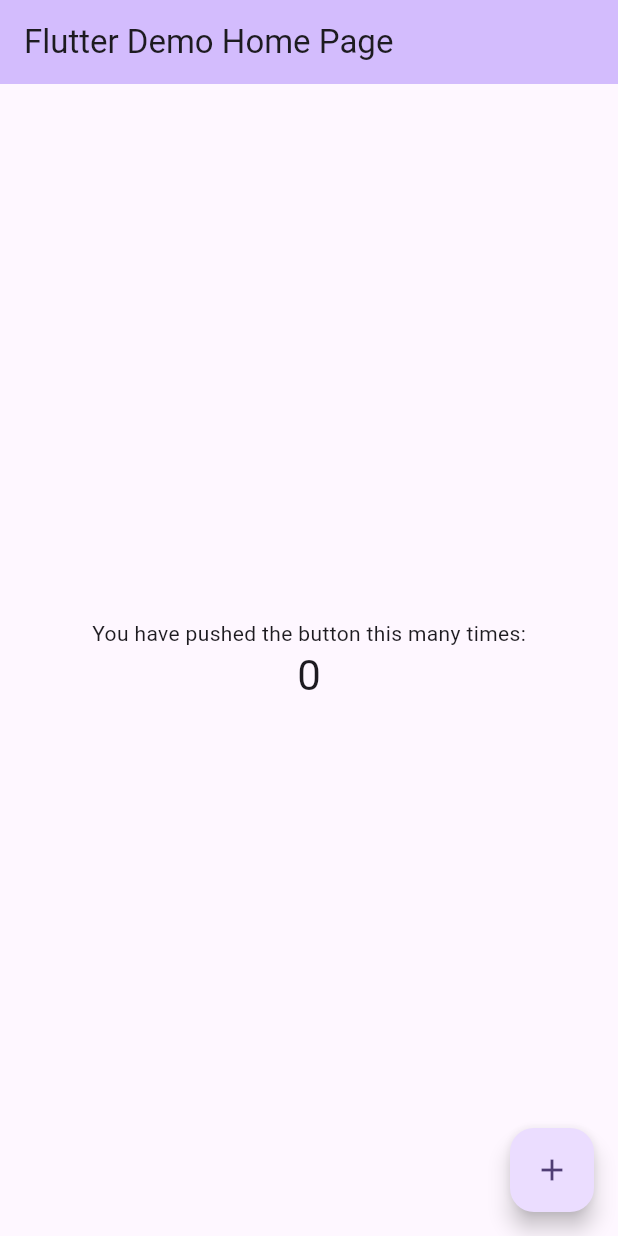
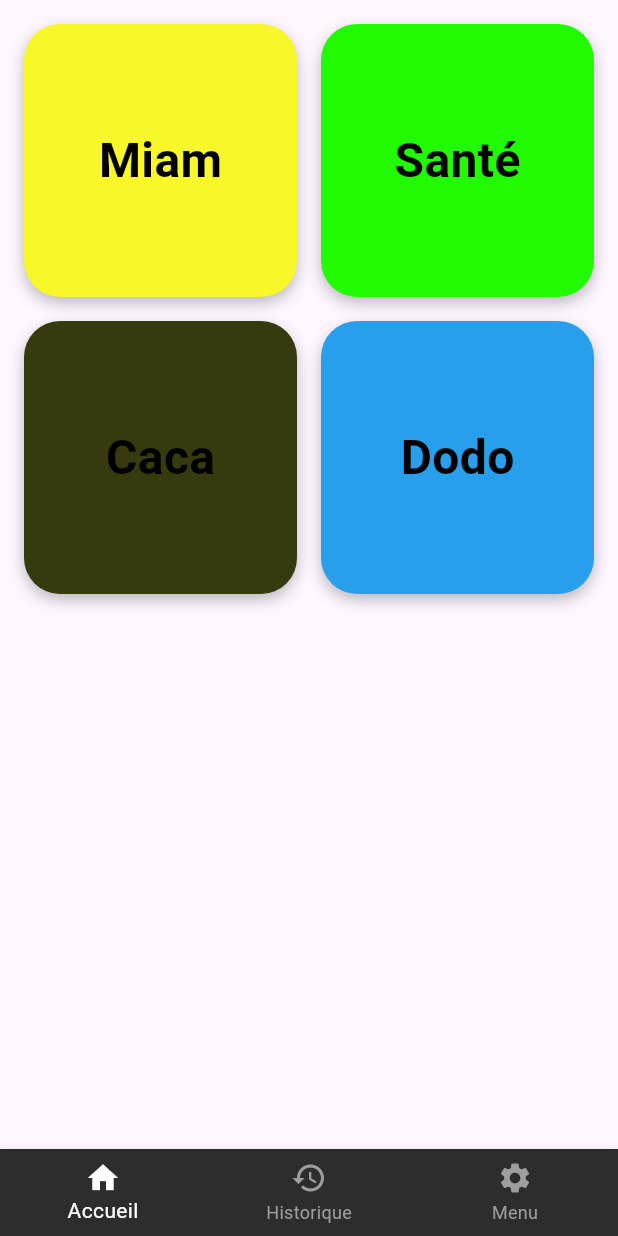
Before and after one commit to pierou/mamadera, a Flutter app: the screen it shows after launch, on a phone screen of 412 x 824 dp. Run offline on Flutter 3.47's test engine with Material 3 defaults, Android fonts, the phone set to English and light mode, and no system bars; our stand-ins replace drift; accounts and stored records are empty; generated files the repository leaves out were written again.

Commit message:
feat: Implement local database service and history tracking features
- Added a local database service using Drift for managing events.
- Created HistoryScreen to display tracked events with filtering options.
- Developed HomeScreen with navigation to History and Menu screens.
- Introduced MenuScreen for future settings and configurations.
- Implemented AppBottomNav for navigation between screens.
- Added TrackButton widget for tracking different event types.
- Created HistoryTile widget for displaying event details in a list.
- Updated main.dart to set HomeScreen as the initial route.
- Added necessary dependencies in pubspec.yaml for database and UI components.

```diff
--- /dev/null
+++ b/lib/core/theme.dart
@@ -0,0 +1,31 @@
+// lib/core/theme.dart
+import 'package:flutter/material.dart';
+
+class AppTheme {
+  static const Color background = Color(0xFF2D2D2D);
+  static const Color miam = Color.fromARGB(255, 247, 247, 42);
+  static const Color sante = Color.fromARGB(255, 34, 252, 0);
+  static const Color caca = Color.fromARGB(255, 55, 58, 14);
+  static const Color dodo = Color.fromARGB(255, 39, 159, 234);
+  static const Color textPrimary = Colors.black;
+  static const Color textSecondary = Color(0xFFAAAAAA);
+
+  static ThemeData get theme => ThemeData(
+        useMaterial3: true,
+        brightness: Brightness.dark,
+        scaffoldBackgroundColor: background,
+        colorScheme: ColorScheme.dark(
+          primary: sante,
+          onSurface: Colors.white,
+          surfaceVariant: const Color(0xFF3A3A3A),
+        ),
+        textTheme: const TextTheme(
+          headlineLarge: TextStyle(fontSize: 32, fontWeight: FontWeight.bold, color: textPrimary),
+          bodyLarge: TextStyle(fontSize: 20, color: textSecondary),
+        ),
+        buttonTheme: const ButtonThemeData(
+          buttonColor: Colors.transparent,
+          textTheme: ButtonTextTheme.primary,
+        ),
+      );
+}
--- /dev/null
+++ b/lib/data/local/database.dart
@@ -0,0 +1,23 @@
+import 'package:drift/drift.dart';
+import 'package:drift/native.dart';
+import 'dart:io';
+import 'app_db.dart';
+
+LazyDatabase _createConnection() {
+  return LazyDatabase(
+    () => NativeDatabase.createInBackground(File('mamadera.db')),
+  );
+}
+
+class DatabaseService {
+  static final DatabaseService _instance = DatabaseService._internal();
+  late final AppDatabase _database;
+
+  DatabaseService._internal() {
+    _database = AppDatabase(_createConnection());
+  }
+
+  factory DatabaseService() => _instance;
+
+  AppDatabase get database => _database;
+}
--- /dev/null
+++ b/lib/features/home/home_screen.dart
@@ -0,0 +1,163 @@
+import 'package:drift/drift.dart' hide Column;
+import 'package:flutter/material.dart';
+import '../../core/theme.dart';
+import '../../widgets/track_button.dart';
+import '../../widgets/bottom_nav.dart';
+import '../../data/local/database.dart';
+import '../../data/local/app_db.dart';
+import '../history/history_screen.dart';
+import '../menu/menu_screen.dart';
+
+class HomeScreen extends StatefulWidget {
+  const HomeScreen({super.key});
+
+  @override
+  State<HomeScreen> createState() => _HomeScreenState();
+}
+
+class _HomeScreenState extends State<HomeScreen> {
+  int _navIndex = 0;
+
+  final List<Widget> _screens = [
+    const _HomeContent(),
+    const HistoryScreen(),
+    const MenuScreen(),
+  ];
+
+  @override
+  Widget build(BuildContext context) {
+    return Scaffold(
+      body: _screens[_navIndex],
+      bottomNavigationBar: AppBottomNav(
+        currentIndex: _navIndex,
+        onTap: (index) {
+          setState(() => _navIndex = index);
+        },
+      ),
+    );
+  }
+}
+
+class _HomeContent extends StatefulWidget {
+  const _HomeContent();
+
+  @override
+  State<_HomeContent> createState() => _HomeContentState();
+}
+
+class _HomeContentState extends State<_HomeContent> {
+  void _onTrack(String type) {
+    final eventType = type.toLowerCase();
+
+    if (eventType == 'santé') {
+      _showHealthSubtypeDialog();
+      return;
+    }
+
+    final companion = TrackingEventsCompanion(
+      type: Value(eventType),
+      timestamp: Value(DateTime.now()),
+    );
+    DatabaseService().database.insertEvent(companion);
+    debugPrint('✅ Suivi enregistré : $companion');
+  }
+
+  void _showHealthSubtypeDialog() {
+    showModalBottomSheet(
+      context: context,
+      backgroundColor: AppTheme.background,
+      shape: const RoundedRectangleBorder(
+        borderRadius: BorderRadius.vertical(top: Radius.circular(16)),
+      ),
+      builder: (context) {
+        return Padding(
+          padding: const EdgeInsets.all(24),
+          child: Column(
+            mainAxisSize: MainAxisSize.min,
+            crossAxisAlignment: CrossAxisAlignment.start,
+            children: [
+              const Text(
+                'Type de soin',
+                style: TextStyle(
+                  fontSize: 20,
+                  fontWeight: FontWeight.bold,
+                  color: Colors.white,
+                ),
+              ),
+              const SizedBox(height: 16),
+              _buildHealthSubtypeTile(
+                icon: Icons.remove_red_eye,
+                label: 'Nettoyage des yeux',
+                note: 'nettoyage_yeux',
+              ),
+              _buildHealthSubtypeTile(
+                icon: Icons.circle,
+                label: 'Nettoyage du nombril',
+                note: 'nettoyage_nombril',
+              ),
+              _buildHealthSubtypeTile(
+                icon: Icons.face,
+                label: 'Nettoyage du visage',
+                note: 'nettoyage_visage',
+              ),
+              _buildHealthSubtypeTile(
+                icon: Icons.arrow_upward,
+                label: 'Nettoyage du nez',
+                note: 'nettoyage_nez',
+              ),
+              _buildHealthSubtypeTile(
+                icon: Icons.wb_sunny,
+                label: 'Vitamine D',
+                note: 'vitamine_d',
+              ),
+              _buildHealthSubtypeTile(
+                icon: Icons.healing,
+                label: 'Vitamine K',
+                note: 'vitamine_k',
+              ),
+            ],
+          ),
+        );
+      },
+    );
+  }
+
+  Widget _buildHealthSubtypeTile({
+    required IconData icon,
+    required String label,
+    required String note,
+  }) {
+    return ListTile(
+      leading: Icon(icon, color: AppTheme.sante),
+      title: Text(label, style: const TextStyle(color: Colors.white)),
+      onTap: () {
+        final companion = TrackingEventsCompanion(
+          type: Value('sante'),
+          timestamp: Value(DateTime.now()),
+          notes: Value(note),
+        );
+        DatabaseService().database.insertEvent(companion);
+        debugPrint('✅ Suivi santé enregistré : $companion');
+        Navigator.pop(context);
+      },
+    );
+  }
+
+  @override
+  Widget build(BuildContext context) {
+    return Padding(
+      padding: const EdgeInsets.all(16),
+      child: GridView.count(
+        crossAxisCount: 2,
+        mainAxisSpacing: 16,
+        crossAxisSpacing: 16,
+        children: [
+          TrackButton(label: 'Miam', color: AppTheme.miam, onTap: () => _onTrack('Miam')),
+          TrackButton(label: 'Santé', color: AppTheme.sante, onTap: () => _onTrack('Santé')),
+          TrackButton(label: 'Caca', color: AppTheme.caca, onTap: () => _onTrack('Caca')),
+          TrackButton(label: 'Dodo', color: AppTheme.dodo, onTap: () => _onTrack('Dodo')),
+        ],
+      ),
+    );
+  }
+}
--- a/lib/main.dart
+++ b/lib/main.dart
@@ -1,4 +1,5 @@
 import 'package:flutter/material.dart';
+import 'package:mamadera/features/home/home_screen.dart';
 
 void main() {
   runApp(const MyApp());
@@ -11,7 +12,7 @@ class MyApp extends StatelessWidget {
   @override
   Widget build(BuildContext context) {
     return MaterialApp(
-      title: 'Flutter Demo',
+      title: 'Mamadera',
       theme: ThemeData(
         // This is the theme of your application.
         //
@@ -30,93 +31,7 @@ class MyApp extends StatelessWidget {
         // tested with just a hot reload.
         colorScheme: .fromSeed(seedColor: Colors.deepPurple),
       ),
-      home: const MyHomePage(title: 'Flutter Demo Home Page'),
+      home: const HomeScreen(),
     );
   }
 }
-
-class MyHomePage extends StatefulWidget {
-  const MyHomePage({super.key, required this.title});
-
-  // This widget is the home page of your application. It is stateful, meaning
-  // that it has a State object (defined below) that contains fields that affect
-  // how it looks.
-
-  // This class is the configuration for the state. It holds the values (in this
-  // case the title) provided by the parent (in this case the App widget) and
-  // used by the build method of the State. Fields in a Widget subclass are
-  // always marked "final".
-
-  final String title;
-
-  @override
-  State<MyHomePage> createState() => _MyHomePageState();
-}
-
-class _MyHomePageState extends State<MyHomePage> {
-  int _counter = 0;
-
-  void _incrementCounter() {
-    setState(() {
-      // This call to setState tells the Flutter framework that something has
-      // changed in this State, which causes it to rerun the build method below
-      // so that the display can reflect the updated values. If we changed
-      // _counter without calling setState(), then the build method would not be
-      // called again, and so nothing would appear to happen.
-      _counter++;
-    });
-  }
-
-  @override
-  Widget build(BuildContext context) {
-    // This method is rerun every time setState is called, for instance as done
-    // by the _incrementCounter method above.
-    //
-    // The Flutter framework has been optimized to make rerunning build methods
-    // fast, so that you can just rebuild anything that needs updating rather
-    // than having to individually change instances of widgets.
-    return Scaffold(
-      appBar: AppBar(
-        // TRY THIS: Try changing the color here to a specific color (to
-        // Colors.amber, perhaps?) and trigger a hot reload to see the AppBar
-        // change color while the other colors stay the same.
-        backgroundColor: Theme.of(context).colorScheme.inversePrimary,
-        // Here we take the value from the MyHomePage object that was created by
-        // the App.build method, and use it to set our appbar title.
-        title: Text(widget.title),
-      ),
-      body: Center(
-        // Center is a layout widget. It takes a single child and positions it
-        // in the middle of the parent.
-        child: Column(
-          // Column is also a layout widget. It takes a list of children and
-          // arranges them vertically. By default, it sizes itself to fit its
-          // children horizontally, and tries to be as tall as its parent.
-          //
-          // Column has various properties to control how it sizes itself and
-          // how it positions its children. Here we use mainAxisAlignment to
-          // center the children vertically; the main axis here is the vertical
-          // axis because Columns are vertical (the cross axis would be
-          // horizontal).
-          //
-          // TRY THIS: Invoke "debug painting" (choose the "Toggle Debug Paint"
-          // action in the IDE, or press "p" in the console), to see the
-          // wireframe for each widget.
-          mainAxisAlignment: .center,
-          children: [
-            const Text('You have pushed the button this many times:'),
-            Text(
-              '$_counter',
-              style: Theme.of(context).textTheme.headlineMedium,
-            ),
-          ],
-        ),
-      ),
-      floatingActionButton: FloatingActionButton(
-        onPressed: _incrementCounter,
-        tooltip: 'Increment',
-        child: const Icon(Icons.add),
-      ),
-    );
-  }
-}
--- /dev/null
+++ b/lib/widgets/bottom_nav.dart
@@ -0,0 +1,25 @@
+import 'package:flutter/material.dart';
+
+class AppBottomNav extends StatelessWidget {
+  final int currentIndex;
+  final Function(int) onTap;
+
+  const AppBottomNav({super.key, required this.currentIndex, required this.onTap});
+
+  @override
+  Widget build(BuildContext context) {
+    return BottomNavigationBar(
+      currentIndex: currentIndex,
+      onTap: onTap,
+      backgroundColor: const Color(0xFF2D2D2D),
+      selectedItemColor: Colors.white,
+      unselectedItemColor: Colors.grey,
+      type: BottomNavigationBarType.fixed,
+      items: const [
+        BottomNavigationBarItem(icon: Icon(Icons.home), label: 'Accueil'),
+        BottomNavigationBarItem(icon: Icon(Icons.history), label: 'Historique'),
+        BottomNavigationBarItem(icon: Icon(Icons.settings), label: 'Menu'),
+      ],
+    );
+  }
+}
--- /dev/null
+++ b/lib/widgets/track_button.dart
@@ -0,0 +1,44 @@
+import 'package:flutter/material.dart';
+import '../core/theme.dart';
+
+class TrackButton extends StatefulWidget {
+  final String label;
+  final Color color;
+  final VoidCallback onTap;
+
+  const TrackButton({super.key, required this.label, required this.color, required this.onTap});
+
+  @override
+  State<TrackButton> createState() => _TrackButtonState();
+}
+
+class _TrackButtonState extends State<TrackButton> {
+  bool _isPressed = false;
+
+  @override
+  Widget build(BuildContext context) {
+    return GestureDetector(
+      onTapDown: (_) => setState(() => _isPressed = true),
+      onTapUp: (_) => setState(() => _isPressed = false),
+      onTapCancel: () => setState(() => _isPressed = false),
+      onTap: widget.onTap,
+      child: AnimatedScale(
+        scale: _isPressed ? 0.95 : 1.0,
+        duration: const Duration(milliseconds: 120),
+        curve: Curves.easeOut,
+        child: Container(
+        width: double.infinity,
+        height: 180,
+        decoration: BoxDecoration(
+            color: widget.color,
+          borderRadius: BorderRadius.circular(24),
+          boxShadow: [BoxShadow(color: Colors.black26, blurRadius: 8, offset: Offset(0, 4))],
+        ),
+        child: Center(
+            child: Text(widget.label, style: AppTheme.theme.textTheme.headlineLarge),
+        ),
+      ),
+      ),
+    );
+  }
+}
--- a/pubspec.yaml
+++ b/pubspec.yaml
@@ -37,10 +37,13 @@ dependencies:
   drift: ^2.33.0
   sqflite_common_ffi: ^2.4.1
   sqlcipher_flutter_libs: ^0.7.0+eol
+  intl: any
 
 dev_dependencies:
   flutter_test:
     sdk: flutter
+  drift_dev: ^2.0.0
+  build_runner: ^2.0.0
 
   # The "flutter_lints" package below contains a set of recommended lints to
   # encourage good coding practices. The lint set provided by the package is
```
Also changed, not shown: lib/data/local/app_db.dart (added, +41 -0 lines), lib/features/history/history_screen.dart (added, +92 -0 lines), lib/features/menu/menu_screen.dart (added, +15 -0 lines), lib/widgets/history_tile.dart (added, +89 -0 lines), lib/data/local/app_db.g.dart (added), pubspec.lock, 2 other files.
